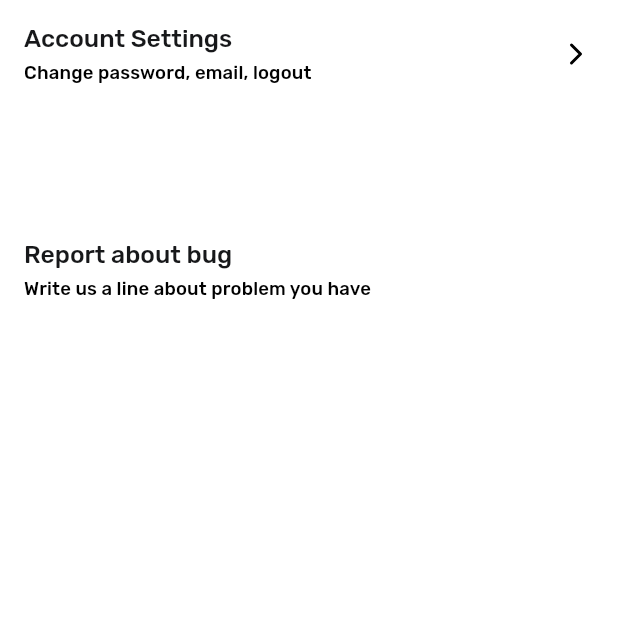
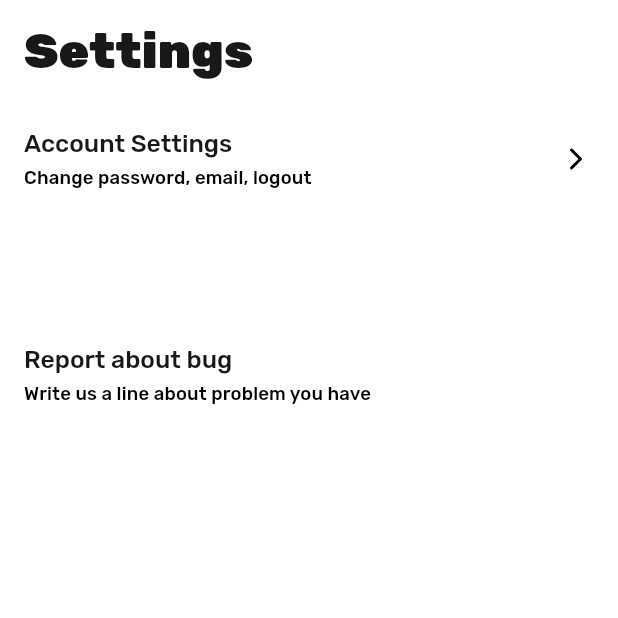
Before and after one commit to lapin7771n/worship-songs, a Flutter app: the SettingsScreen screen opened directly, on a phone screen of 412 x 824 dp, the top half of it. Run offline on Flutter 3.47's test engine with Material 2 defaults, Android fonts, the phone set to English and light mode, and no system bars; our stand-ins replace carousel_slider, firebase_crashlytics, flutter_svg, modal_bottom_sheet, package_info, shared_preferences and 1 more; accounts and stored records are empty.

Commit message:
Settings title added

```diff
--- a/lib/screens/settings_screen.dart
+++ b/lib/screens/settings_screen.dart
@@ -51,10 +51,31 @@ class SettingsScreen extends StatelessWidget {
   Widget build(BuildContext context) {
     return Scaffold(
       body: ListView.builder(
-        itemBuilder: (ctx, index) =>
-            SettingsListItem(_settingItems(context)[index]),
+        itemBuilder: (ctx, index) {
+          return Column(
+            crossAxisAlignment: CrossAxisAlignment.start,
+            children: [
+              if (index == 0) _buildHeader(context),
+              SettingsListItem(_settingItems(context)[index]),
+            ],
+          );
+        },
         itemCount: _settingItems(context).length,
       ),
     );
   }
+
+  Widget _buildHeader(BuildContext context) {
+    return Padding(
+      padding: const EdgeInsets.only(
+        left: 16.0,
+        top: 10,
+        bottom: 16,
+      ),
+      child: Text(
+        Strings.of(context).settings,
+        style: Theme.of(context).textTheme.headline1,
+      ),
+    );
+  }
 }
```
